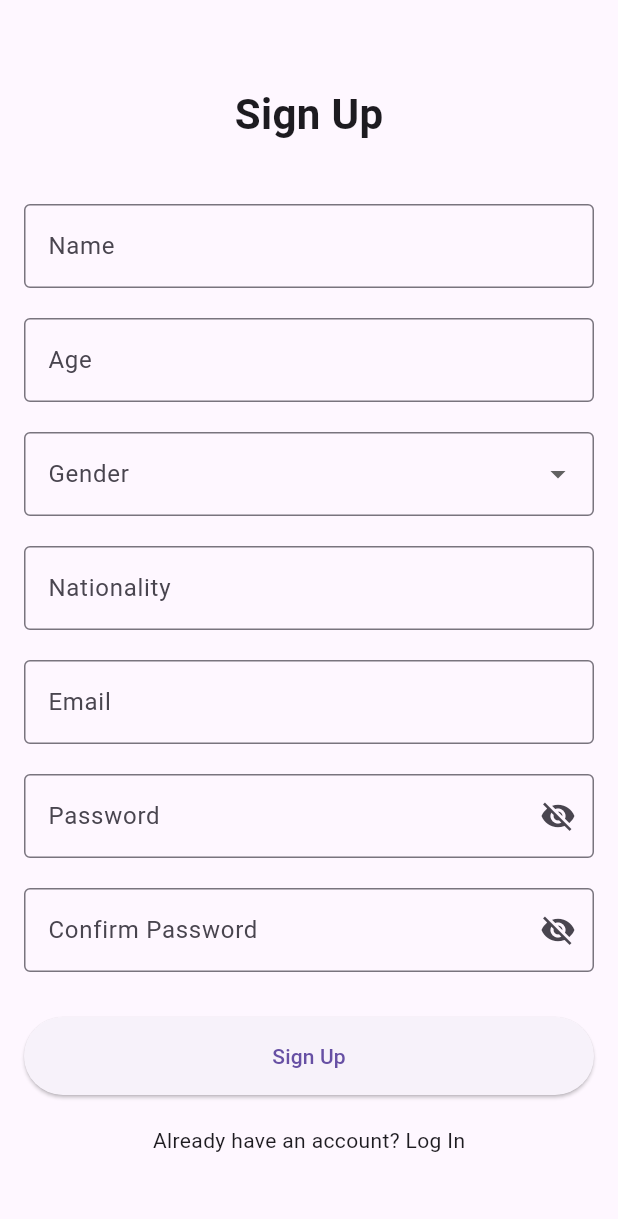
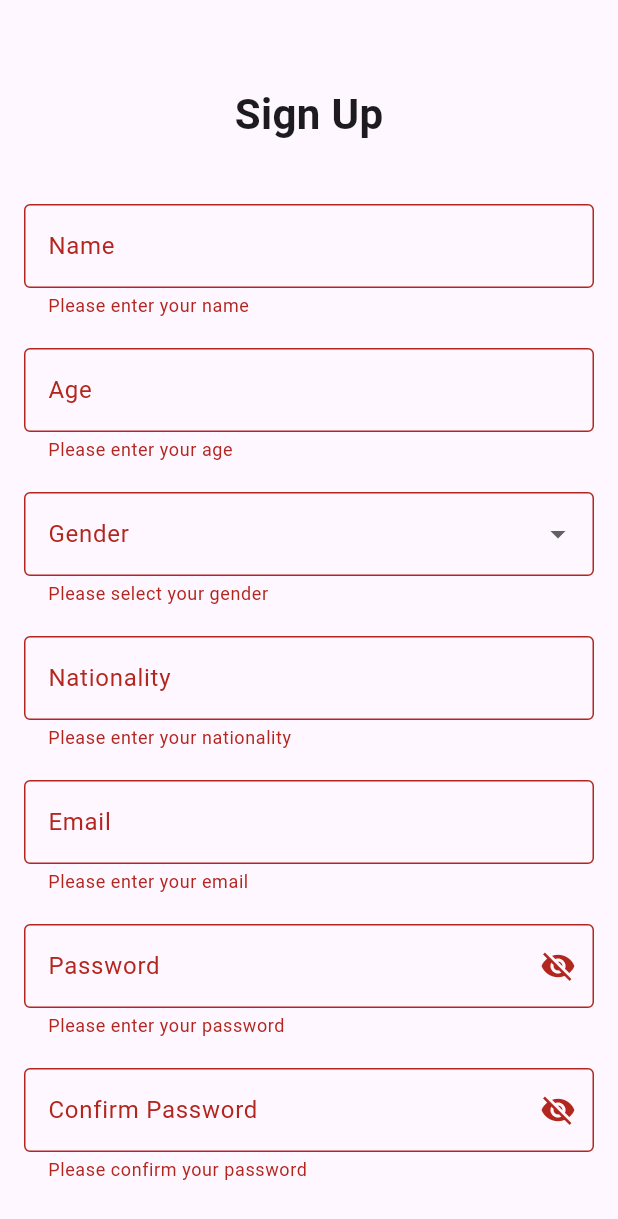
Before and after one commit to JUMAPETER736/INTERN_HUB, a Flutter app: the Register screen opened by its route, after a tap on "Sign Up", on a phone screen of 412 x 824 dp. Shown: the top 1219 px of the screen. Run offline on Flutter 3.47's test engine with Material 3 defaults, Android fonts, the phone set to English and light mode, and no system bars; our stand-ins replace cloud_firestore, firebase_core, fluttertoast; accounts and stored records are empty.

Commit message:
Creating a Branch Called JUMA PETER

```diff
--- a/lib/LogIn_ And_Register/Register.dart
+++ b/lib/LogIn_ And_Register/Register.dart
@@ -1,12 +1,68 @@
+import 'package:cloud_firestore/cloud_firestore.dart';
+import 'package:firebase_core/firebase_core.dart';
 import 'package:flutter/material.dart';
+import 'package:fluttertoast/fluttertoast.dart';
 
-class Register extends StatelessWidget {
+class Register extends StatefulWidget {
+  @override
+  _RegisterState createState() => _RegisterState();
+}
+
+class _RegisterState extends State<Register> {
+  final _formKey = GlobalKey<FormState>();
+  final _nameController = TextEditingController();
+  final _ageController = TextEditingController();
+  final _nationalityController = TextEditingController();
+  final _emailController = TextEditingController();
+  final _passwordController = TextEditingController();
+  final _confirmPasswordController = TextEditingController();
+  String? _selectedGender;
+
+  Future<void> _register() async {
+    if (_formKey.currentState!.validate()) {
+      try {
+        // Access Firestore instance
+        final firestore = FirebaseFirestore.instance;
+
+        // Save data to Firestore
+        await firestore.collection('Intern_Details').doc(_emailController.text).set({
+          'name': _nameController.text,
+          'age': _ageController.text,
+          'gender': _selectedGender,
+          'nationality': _nationalityController.text,
+          'email': _emailController.text,
+          'password': _passwordController.text,
+        });
+
+        // Show success toast message
+        Fluttertoast.showToast(
+          msg: "Successful registration",
+          toastLength: Toast.LENGTH_SHORT,
+          gravity: ToastGravity.CENTER,
+          backgroundColor: Colors.green,
+          textColor: Colors.white,
+          fontSize: 16.0
+        );
+
+        // Navigate to Log In screen
+        Navigator.pushReplacementNamed(context, '/LogIn');
+      } catch (e) {
+        // Handle error
+        ScaffoldMessenger.of(context).showSnackBar(
+          SnackBar(content: Text('Error: $e')),
+        );
+      }
+    }
+  }
+
   @override
   Widget build(BuildContext context) {
     return Scaffold(
       body: Padding(
         padding: const EdgeInsets.all(16.0),
         child: SingleChildScrollView(
+          child: Form(
+            key: _formKey,
             child: Column(
               mainAxisAlignment: MainAxisAlignment.center,
               children: [
@@ -17,20 +73,34 @@ class Register extends StatelessWidget {
                 ),
                 SizedBox(height: 40),
                 // Name Field
-              TextField(
+                TextFormField(
+                  controller: _nameController,
                   decoration: InputDecoration(
                     labelText: 'Name',
                     border: OutlineInputBorder(),
                   ),
+                  validator: (value) {
+                    if (value == null || value.isEmpty) {
+                      return 'Please enter your name';
+                    }
+                    return null;
+                  },
                 ),
                 SizedBox(height: 20),
                 // Age Field
-              TextField(
+                TextFormField(
+                  controller: _ageController,
                   keyboardType: TextInputType.number,
                   decoration: InputDecoration(
                     labelText: 'Age',
                     border: OutlineInputBorder(),
                   ),
+                  validator: (value) {
+                    if (value == null || value.isEmpty) {
+                      return 'Please enter your age';
+                    }
+                    return null;
+                  },
                 ),
                 SizedBox(height: 20),
                 // Gender Field
@@ -39,6 +109,7 @@ class Register extends StatelessWidget {
                     labelText: 'Gender',
                     border: OutlineInputBorder(),
                   ),
+                  value: _selectedGender,
                   items: ['Male', 'Female', 'Other']
                       .map((gender) => DropdownMenuItem(
                             value: gender,
@@ -46,53 +117,94 @@ class Register extends StatelessWidget {
                           ))
                       .toList(),
                   onChanged: (value) {
-                  // Handle gender selection
+                    setState(() {
+                      _selectedGender = value;
+                    });
+                  },
+                  validator: (value) {
+                    if (value == null) {
+                      return 'Please select your gender';
+                    }
+                    return null;
                   },
                 ),
                 SizedBox(height: 20),
                 // Nationality Field
-              TextField(
+                TextFormField(
+                  controller: _nationalityController,
                   decoration: InputDecoration(
                     labelText: 'Nationality',
                     border: OutlineInputBorder(),
                   ),
+                  validator: (value) {
+                    if (value == null || value.isEmpty) {
+                      return 'Please enter your nationality';
+                    }
+                    return null;
+                  },
                 ),
                 SizedBox(height: 20),
                 // Email Field
-              TextField(
+                TextFormField(
+                  controller: _emailController,
                   decoration: InputDecoration(
                     labelText: 'Email',
                     border: OutlineInputBorder(),
                   ),
+                  validator: (value) {
+                    if (value == null || value.isEmpty) {
+                      return 'Please enter your email';
+                    }
+                    // Basic email validation
+                    if (!RegExp(r'\S+@\S+\.\S+').hasMatch(value)) {
+                      return 'Please enter a valid email';
+                    }
+                    return null;
+                  },
                 ),
                 SizedBox(height: 20),
                 // Password Field
-              TextField(
+                TextFormField(
+                  controller: _passwordController,
                   decoration: InputDecoration(
                     labelText: 'Password',
                     border: OutlineInputBorder(),
                     suffixIcon: Icon(Icons.visibility_off),
                   ),
                   obscureText: true,
+                  validator: (value) {
+                    if (value == null || value.isEmpty) {
+                      return 'Please enter your password';
+                    }
+                    return null;
+                  },
                 ),
                 SizedBox(height: 20),
                 // Confirm Password Field
-              TextField(
+                TextFormField(
+                  controller: _confirmPasswordController,
                   decoration: InputDecoration(
                     labelText: 'Confirm Password',
                     border: OutlineInputBorder(),
                     suffixIcon: Icon(Icons.visibility_off),
                   ),
                   obscureText: true,
+                  validator: (value) {
+                    if (value == null || value.isEmpty) {
+                      return 'Please confirm your password';
+                    }
+                    if (value != _passwordController.text) {
+                      return 'Passwords do not match';
+                    }
+                    return null;
+                  },
                 ),
                 SizedBox(height: 30),
                 // Sign Up Button
                 SizedBox(
                   width: double.infinity,
                   child: ElevatedButton(
-                  onPressed: () {
-                    // Handle sign up
-                  },
+                    onPressed: _register,
                     child: Text('Sign Up'),
                     style: ElevatedButton.styleFrom(
                       padding: EdgeInsets.all(16),
@@ -108,6 +220,7 @@ class Register extends StatelessWidget {
                   child: Text('Already have an account? Log In'),
                 ),
               ],
+            ),
           ),
         ),
       ),
@@ -130,7 +243,7 @@ class MyApp extends StatelessWidget {
       initialRoute: '/Register',
       routes: {
         '/Register': (context) => Register(),
-        '/LogIn': (context) => LogIn(), // Ensure this route points to your Log In page
+        '/LogIn': (context) => LogIn(),
       },
     );
   }
```
Lines whose indentation alone changed are shown as unchanged.
